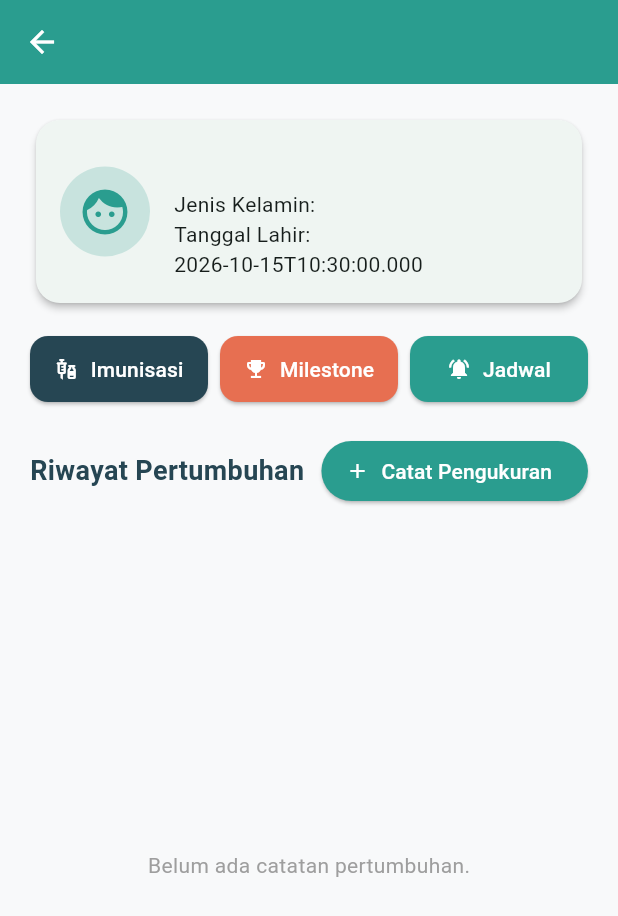
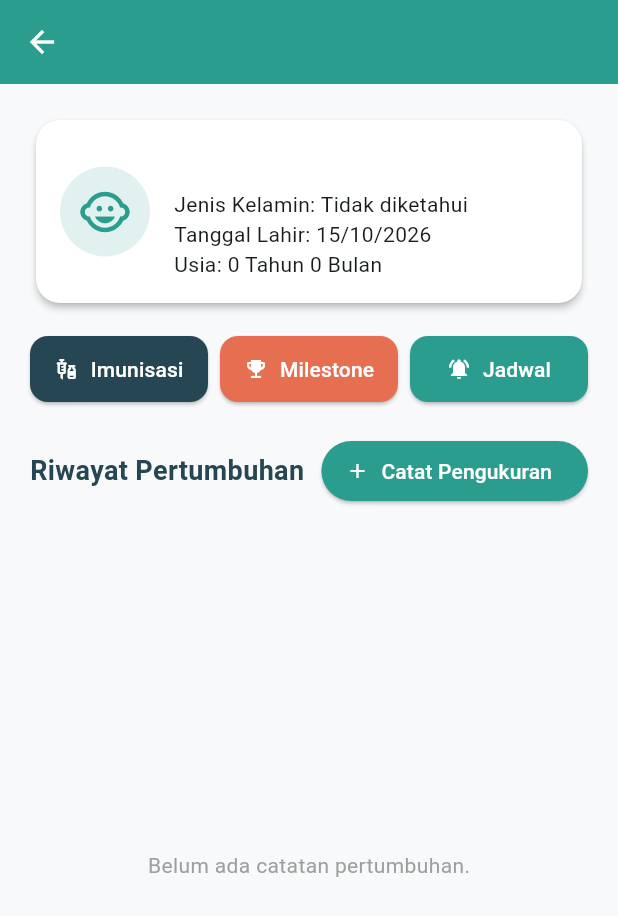
Before and after one commit to dwikiristantyo/SehatKecilku, a Flutter app: the ChildDetailScreen screen opened directly with empty values, on a phone screen of 412 x 824 dp. Shown: the top 916 px of the screen. Run offline on Flutter 3.47's test engine with Material 3 defaults, Android fonts, the phone set to English and light mode, and no system bars; our stand-ins replace fl_chart, supabase_flutter; accounts and stored records are empty.

Commit message:
feat: perbaikan ui

```diff
--- /dev/null
+++ b/lib/features/dashboard/child_display.dart
@@ -0,0 +1,82 @@
+import 'dart:math' as math;
+
+import 'package:flutter/material.dart';
+
+class ChildDisplayStyle {
+  final String genderLabel;
+  final Color accentColor;
+  final Color backgroundColor;
+  final IconData icon;
+
+  const ChildDisplayStyle({
+    required this.genderLabel,
+    required this.accentColor,
+    required this.backgroundColor,
+    required this.icon,
+  });
+}
+
+ChildDisplayStyle childDisplayStyle(Object? genderValue) {
+  final gender = genderValue?.toString().trim().toLowerCase();
+  if (gender == 'female' || gender == 'perempuan') {
+    return const ChildDisplayStyle(
+      genderLabel: 'Perempuan',
+      accentColor: Color(0xFFC65078),
+      backgroundColor: Color(0xFFFFE8EF),
+      icon: Icons.girl,
+    );
+  }
+  if (gender == 'male' || gender == 'laki-laki') {
+    return const ChildDisplayStyle(
+      genderLabel: 'Laki-laki',
+      accentColor: Color(0xFF3978B8),
+      backgroundColor: Color(0xFFE7F2FC),
+      icon: Icons.boy,
+    );
+  }
+  return const ChildDisplayStyle(
+    genderLabel: 'Tidak diketahui',
+    accentColor: Color(0xFF2A9D8F),
+    backgroundColor: Colors.white,
+    icon: Icons.child_care,
+  );
+}
+
+DateTime? parseChildBirthDate(Object? value) {
+  if (value == null) return null;
+  try {
+    return DateTime.parse(value.toString());
+  } on FormatException {
+    return null;
+  }
+}
+
+String formatChildBirthDate(Object? value) {
+  final birthDate = parseChildBirthDate(value);
+  if (birthDate == null) return 'Tidak tersedia';
+  return '${birthDate.day.toString().padLeft(2, '0')}/'
+      '${birthDate.month.toString().padLeft(2, '0')}/${birthDate.year}';
+}
+
+String formatChildAge(Object? value, {DateTime? today}) {
+  final birthDate = parseChildBirthDate(value);
+  if (birthDate == null) return 'Usia tidak tersedia';
+
+  final currentDate = today ?? DateTime.now();
+  var months =
+      (currentDate.year - birthDate.year) * 12 +
+      currentDate.month -
+      birthDate.month;
+  final lastDayOfCurrentMonth = DateTime(
+    currentDate.year,
+    currentDate.month + 1,
+    0,
+  ).day;
+  final anniversaryDay = math.min(birthDate.day, lastDayOfCurrentMonth);
+  if (currentDate.day < anniversaryDay) months--;
+  if (months < 0) return 'Usia belum tersedia';
+
+  final years = months ~/ 12;
+  final remainingMonths = months % 12;
+  return 'Usia: $years Tahun $remainingMonths Bulan';
+}
--- a/lib/features/dashboard/screens/child_detail_screen.dart
+++ b/lib/features/dashboard/screens/child_detail_screen.dart
@@ -1,9 +1,11 @@
 import 'package:flutter/material.dart';
 import 'package:supabase_flutter/supabase_flutter.dart';
 import 'package:fl_chart/fl_chart.dart';
+
 import 'child_immunization_screen.dart';
 import 'child_milestone_screen.dart';
 import 'child_reminder_screen.dart';
+import '../child_display.dart';
 
 class ChildDetailScreen extends StatefulWidget {
   final Map<String, dynamic> childData;
@@ -59,7 +61,9 @@ class _ChildDetailScreenState extends State<ChildDetailScreen> {
         return StatefulBuilder(
           builder: (context, setDialogState) {
             return AlertDialog(
-              shape: RoundedRectangleBorder(borderRadius: BorderRadius.circular(16)),
+              shape: RoundedRectangleBorder(
+                borderRadius: BorderRadius.circular(16),
+              ),
               title: const Text('Tambah Catatan Pertumbuhan'),
               content: SingleChildScrollView(
                 child: Column(
@@ -84,7 +88,9 @@ class _ChildDetailScreenState extends State<ChildDetailScreen> {
                       child: InputDecorator(
                         decoration: InputDecoration(
                           labelText: 'Tanggal Pengukuran',
-                          border: OutlineInputBorder(borderRadius: BorderRadius.circular(12)),
+                          border: OutlineInputBorder(
+                            borderRadius: BorderRadius.circular(12),
+                          ),
                           prefixIcon: const Icon(Icons.calendar_today),
                         ),
                         child: Text(
@@ -95,28 +101,40 @@ class _ChildDetailScreenState extends State<ChildDetailScreen> {
                     const SizedBox(height: 12),
                     TextField(
                       controller: weightController,
-                      keyboardType: const TextInputType.numberWithOptions(decimal: true),
+                      keyboardType: const TextInputType.numberWithOptions(
+                        decimal: true,
+                      ),
                       decoration: InputDecoration(
                         labelText: 'Berat Badan (kg)',
-                        border: OutlineInputBorder(borderRadius: BorderRadius.circular(12)),
+                        border: OutlineInputBorder(
+                          borderRadius: BorderRadius.circular(12),
+                        ),
                       ),
                     ),
                     const SizedBox(height: 12),
                     TextField(
                       controller: heightController,
-                      keyboardType: const TextInputType.numberWithOptions(decimal: true),
+                      keyboardType: const TextInputType.numberWithOptions(
+                        decimal: true,
+                      ),
                       decoration: InputDecoration(
                         labelText: 'Tinggi/Panjang Badan (cm)',
-                        border: OutlineInputBorder(borderRadius: BorderRadius.circular(12)),
+                        border: OutlineInputBorder(
+                          borderRadius: BorderRadius.circular(12),
+                        ),
                       ),
                     ),
                     const SizedBox(height: 12),
                     TextField(
                       controller: headController,
-                      keyboardType: const TextInputType.numberWithOptions(decimal: true),
+                      keyboardType: const TextInputType.numberWithOptions(
+                        decimal: true,
+                      ),
                       decoration: InputDecoration(
                         labelText: 'Lingkar Kepala (cm - Opsional)',
-                        border: OutlineInputBorder(borderRadius: BorderRadius.circular(12)),
+                        border: OutlineInputBorder(
+                          borderRadius: BorderRadius.circular(12),
+                        ),
                       ),
                     ),
                     const SizedBox(height: 12),
@@ -124,7 +142,9 @@ class _ChildDetailScreenState extends State<ChildDetailScreen> {
                       controller: placeController,
                       decoration: InputDecoration(
                         labelText: 'Tempat (Puskesmas/Klinik/RS/Posyandu)',
-                        border: OutlineInputBorder(borderRadius: BorderRadius.circular(12)),
+                        border: OutlineInputBorder(
+                          borderRadius: BorderRadius.circular(12),
+                        ),
                       ),
                     ),
                     const SizedBox(height: 12),
@@ -132,7 +152,9 @@ class _ChildDetailScreenState extends State<ChildDetailScreen> {
                       controller: officerController,
                       decoration: InputDecoration(
                         labelText: 'Petugas In Charge (Dokter/Bidan/Petugas)',
-                        border: OutlineInputBorder(borderRadius: BorderRadius.circular(12)),
+                        border: OutlineInputBorder(
+                          borderRadius: BorderRadius.circular(12),
+                        ),
                       ),
                     ),
                   ],
@@ -141,7 +163,10 @@ class _ChildDetailScreenState extends State<ChildDetailScreen> {
               actions: [
                 TextButton(
                   onPressed: () => Navigator.pop(context),
-                  child: const Text('Batal', style: TextStyle(color: Colors.grey)),
+                  child: const Text(
+                    'Batal',
+                    style: TextStyle(color: Colors.grey),
+                  ),
                 ),
                 ElevatedButton(
                   style: ElevatedButton.styleFrom(
@@ -149,9 +174,12 @@ class _ChildDetailScreenState extends State<ChildDetailScreen> {
                     foregroundColor: Colors.white,
                   ),
                   onPressed: () async {
-                    if (weightController.text.isEmpty || heightController.text.isEmpty) {
+                    if (weightController.text.isEmpty ||
+                        heightController.text.isEmpty) {
                       ScaffoldMessenger.of(context).showSnackBar(
-                        const SnackBar(content: Text('Berat dan Tinggi badan wajib diisi')),
+                        const SnackBar(
+                          content: Text('Berat dan Tinggi badan wajib diisi'),
+                        ),
                       );
                       return;
                     }
@@ -159,16 +187,19 @@ class _ChildDetailScreenState extends State<ChildDetailScreen> {
                     try {
                       await _supabase.from('growth_records').insert({
                         'child_id': widget.childData['id'],
-                        'recorded_at': "${selectedDate.year}-${selectedDate.month.toString().padLeft(2, '0')}-${selectedDate.day.toString().padLeft(2, '0')}",
+                        'recorded_at':
+                            "${selectedDate.year}-${selectedDate.month.toString().padLeft(2, '0')}-${selectedDate.day.toString().padLeft(2, '0')}",
                         'weight_kg': double.parse(weightController.text),
                         'height_cm': double.parse(heightController.text),
                         'head_circumference_cm': headController.text.isNotEmpty
                             ? double.parse(headController.text)
                             : null,
-                        'healthcare_provider_name': placeController.text.trim().isNotEmpty
+                        'healthcare_provider_name':
+                            placeController.text.trim().isNotEmpty
                             ? placeController.text.trim()
                             : null,
-                        'healthcare_provider_type': officerController.text.trim().isNotEmpty
+                        'healthcare_provider_type':
+                            officerController.text.trim().isNotEmpty
                             ? officerController.text.trim()
                             : null,
                       });
@@ -177,7 +208,11 @@ class _ChildDetailScreenState extends State<ChildDetailScreen> {
                         Navigator.pop(context);
                         _loadGrowthRecords();
                         ScaffoldMessenger.of(context).showSnackBar(
-                          const SnackBar(content: Text('Catatan pertumbuhan berhasil ditambahkan!')),
+                          const SnackBar(
+                            content: Text(
+                              'Catatan pertumbuhan berhasil ditambahkan!',
+                            ),
+                          ),
                         );
                       }
                     } catch (e) {
@@ -204,7 +239,9 @@ class _ChildDetailScreenState extends State<ChildDetailScreen> {
 
     // Urutkan dari terlama ke terbaru untuk grafik yang benar
     final sortedRecords = List<Map<String, dynamic>>.from(_growthRecords)
-      ..sort((a, b) => (a['recorded_at'] ?? '').compareTo(b['recorded_at'] ?? ''));
+      ..sort(
+        (a, b) => (a['recorded_at'] ?? '').compareTo(b['recorded_at'] ?? ''),
+      );
 
     List<FlSpot> spots = [];
     for (int i = 0; i < sortedRecords.length; i++) {
@@ -232,7 +269,11 @@ class _ChildDetailScreenState extends State<ChildDetailScreen> {
         children: [
           const Text(
             'Kurva Berat Badan (kg)',
-            style: TextStyle(fontSize: 14, fontWeight: FontWeight.bold, color: Color(0xFF264653)),
+            style: TextStyle(
+              fontSize: 14,
+              fontWeight: FontWeight.bold,
+              color: Color(0xFF264653),
+            ),
           ),
           const SizedBox(height: 12),
           Expanded(
@@ -240,8 +281,12 @@ class _ChildDetailScreenState extends State<ChildDetailScreen> {
               LineChartData(
                 gridData: const FlGridData(show: true, drawVerticalLine: false),
                 titlesData: const FlTitlesData(
-                  rightTitles: AxisTitles(sideTitles: SideTitles(showTitles: false)),
-                  topTitles: AxisTitles(sideTitles: SideTitles(showTitles: false)),
+                  rightTitles: AxisTitles(
+                    sideTitles: SideTitles(showTitles: false),
+                  ),
+                  topTitles: AxisTitles(
+                    sideTitles: SideTitles(showTitles: false),
+                  ),
                   leftTitles: AxisTitles(
                     sideTitles: SideTitles(showTitles: true, reservedSize: 30),
                   ),
@@ -275,6 +320,8 @@ class _ChildDetailScreenState extends State<ChildDetailScreen> {
   @override
   Widget build(BuildContext context) {
     final child = widget.childData;
+    final style = childDisplayStyle(child['gender']);
+    final birthDate = child['birth_date'];
 
     return Scaffold(
       appBar: AppBar(
@@ -289,16 +336,25 @@ class _ChildDetailScreenState extends State<ChildDetailScreen> {
           children: [
             // Kartu Profil Anak
             Card(
+              color: style.backgroundColor,
               elevation: 2,
-              shape: RoundedRectangleBorder(borderRadius: BorderRadius.circular(16)),
+              shape: RoundedRectangleBorder(
+                borderRadius: BorderRadius.circular(16),
+              ),
               child: Padding(
                 padding: const EdgeInsets.all(16.0),
                 child: Row(
                   children: [
                     CircleAvatar(
                       radius: 30,
-                      backgroundColor: const Color(0xFF2A9D8F).withValues(alpha: 0.2),
-                      child: const Icon(Icons.face, size: 36, color: Color(0xFF2A9D8F)),
+                      backgroundColor: style.accentColor.withValues(
+                        alpha: 0.14,
+                      ),
+                      child: Icon(
+                        style.icon,
+                        size: 36,
+                        color: style.accentColor,
+                      ),
                     ),
                     const SizedBox(width: 16),
                     Expanded(
@@ -307,11 +363,17 @@ class _ChildDetailScreenState extends State<ChildDetailScreen> {
                         children: [
                           Text(
                             child['full_name'] ?? '-',
-                            style: const TextStyle(fontSize: 18, fontWeight: FontWeight.bold),
+                            style: const TextStyle(
+                              fontSize: 18,
+                              fontWeight: FontWeight.bold,
+                            ),
                           ),
                           const SizedBox(height: 4),
-                          Text('Jenis Kelamin: ${child['gender']}'),
-                          Text('Tanggal Lahir: ${child['birth_date']}'),
+                          Text('Jenis Kelamin: ${style.genderLabel}'),
+                          Text(
+                            'Tanggal Lahir: ${formatChildBirthDate(birthDate)}',
+                          ),
+                          Text(formatChildAge(birthDate)),
                         ],
                       ),
                     ),
@@ -330,7 +392,9 @@ class _ChildDetailScreenState extends State<ChildDetailScreen> {
                       Navigator.push(
                         context,
                         MaterialPageRoute(
-                          builder: (context) => ChildImmunizationScreen(childData: widget.childData),
+                          builder: (context) => ChildImmunizationScreen(
+                            childData: widget.childData,
+                          ),
                         ),
                       );
                     },
@@ -340,7 +404,9 @@ class _ChildDetailScreenState extends State<ChildDetailScreen> {
                       backgroundColor: const Color(0xFF264653),
                       foregroundColor: Colors.white,
                       padding: const EdgeInsets.symmetric(vertical: 12),
-                      shape: RoundedRectangleBorder(borderRadius: BorderRadius.circular(12)),
+                      shape: RoundedRectangleBorder(
+                        borderRadius: BorderRadius.circular(12),
+                      ),
                     ),
                   ),
                 ),
@@ -351,7 +417,8 @@ class _ChildDetailScreenState extends State<ChildDetailScreen> {
                       Navigator.push(
                         context,
                         MaterialPageRoute(
-                          builder: (context) => ChildMilestoneScreen(childData: widget.childData),
+                          builder: (context) =>
+                              ChildMilestoneScreen(childData: widget.childData),
                         ),
                       );
                     },
@@ -361,7 +428,9 @@ class _ChildDetailScreenState extends State<ChildDetailScreen> {
                       backgroundColor: const Color(0xFFE76F51),
                       foregroundColor: Colors.white,
                       padding: const EdgeInsets.symmetric(vertical: 12),
-                      shape: RoundedRectangleBorder(borderRadius: BorderRadius.circular(12)),
+                      shape: RoundedRectangleBorder(
+                        borderRadius: BorderRadius.circular(12),
+                      ),
                     ),
                   ),
                 ),
@@ -372,7 +441,8 @@ class _ChildDetailScreenState extends State<ChildDetailScreen> {
                       Navigator.push(
                         context,
                         MaterialPageRoute(
-                          builder: (context) => ChildReminderScreen(childData: widget.childData),
+                          builder: (context) =>
+                              ChildReminderScreen(childData: widget.childData),
                         ),
                       );
                     },
@@ -382,7 +452,9 @@ class _ChildDetailScreenState extends State<ChildDetailScreen> {
                       backgroundColor: const Color(0xFF2A9D8F),
                       foregroundColor: Colors.white,
                       padding: const EdgeInsets.symmetric(vertical: 12),
-                      shape: RoundedRectangleBorder(borderRadius: BorderRadius.circular(12)),
+                      shape: RoundedRectangleBorder(
+                        borderRadius: BorderRadius.circular(12),
+                      ),
                     ),
                   ),
                 ),
@@ -402,7 +474,11 @@ class _ChildDetailScreenState extends State<ChildDetailScreen> {
               children: [
                 const Text(
                   'Riwayat Pertumbuhan',
-                  style: TextStyle(fontSize: 18, fontWeight: FontWeight.bold, color: Color(0xFF264653)),
+                  style: TextStyle(
+                    fontSize: 18,
+                    fontWeight: FontWeight.bold,
+                    color: Color(0xFF264653),
+                  ),
                 ),
                 ElevatedButton.icon(
                   onPressed: _showAddGrowthDialog,
@@ -437,29 +513,46 @@ class _ChildDetailScreenState extends State<ChildDetailScreen> {
 
                         return Card(
                           margin: const EdgeInsets.only(bottom: 10),
-                              shape: RoundedRectangleBorder(borderRadius: BorderRadius.circular(12)),
+                          shape: RoundedRectangleBorder(
+                            borderRadius: BorderRadius.circular(12),
+                          ),
                           child: Padding(
                             padding: const EdgeInsets.all(12.0),
                             child: Column(
                               crossAxisAlignment: CrossAxisAlignment.start,
                               children: [
                                 Row(
-                                      mainAxisAlignment: MainAxisAlignment.spaceBetween,
+                                  mainAxisAlignment:
+                                      MainAxisAlignment.spaceBetween,
                                   children: [
                                     Text(
                                       'Tanggal: ${record['recorded_at']}',
-                                          style: const TextStyle(fontWeight: FontWeight.bold, color: Color(0xFF264653)),
+                                      style: const TextStyle(
+                                        fontWeight: FontWeight.bold,
+                                        color: Color(0xFF264653),
                                       ),
-                                        if (place != null && place.toString().isNotEmpty)
+                                    ),
+                                    if (place != null &&
+                                        place.toString().isNotEmpty)
                                       Container(
-                                            padding: const EdgeInsets.symmetric(horizontal: 8, vertical: 2),
+                                        padding: const EdgeInsets.symmetric(
+                                          horizontal: 8,
+                                          vertical: 2,
+                                        ),
                                         decoration: BoxDecoration(
-                                              color: const Color(0xFF2A9D8F).withValues(alpha: 0.1),
-                                              borderRadius: BorderRadius.circular(6),
+                                          color: const Color(0xFF2A9D8F)
+                                              .withValues(alpha: 0.1),
+                                          borderRadius: BorderRadius.circular(
+                                            6,
+                                          ),
                                         ),
                                         child: Text(
                                           place,
-                                              style: const TextStyle(fontSize: 12, color: Color(0xFF2A9D8F), fontWeight: FontWeight.w500),
+                                          style: const TextStyle(
+                                            fontSize: 12,
+                                            color: Color(0xFF2A9D8F),
+                                            fontWeight: FontWeight.w500,
+                                          ),
                                         ),
                                       ),
                                   ],
@@ -468,11 +561,15 @@ class _ChildDetailScreenState extends State<ChildDetailScreen> {
                                 Text(
                                   'Berat: ${record['weight_kg']} kg | Tinggi: ${record['height_cm']} cm${record['head_circumference_cm'] != null ? ' | LK: ${record['head_circumference_cm']} cm' : ''}',
                                 ),
-                                    if (officer != null && officer.toString().isNotEmpty) ...[
+                                if (officer != null &&
+                                    officer.toString().isNotEmpty) ...[
                                   const SizedBox(height: 4),
                                   Text(
                                     'Petugas: $officer',
-                                        style: const TextStyle(fontSize: 12, color: Colors.grey),
+                                    style: const TextStyle(
+                                      fontSize: 12,
+                                      color: Colors.grey,
+                                    ),
                                   ),
                                 ],
                               ],
```
Also changed, not shown: lib/features/dashboard/screens/dashboard_screen.dart (+57 -59 lines), lib/features/dashboard/screens/health_articles_section.dart (added, +150 -0 lines), 3 other files. Lines whose indentation alone changed are shown as unchanged.
